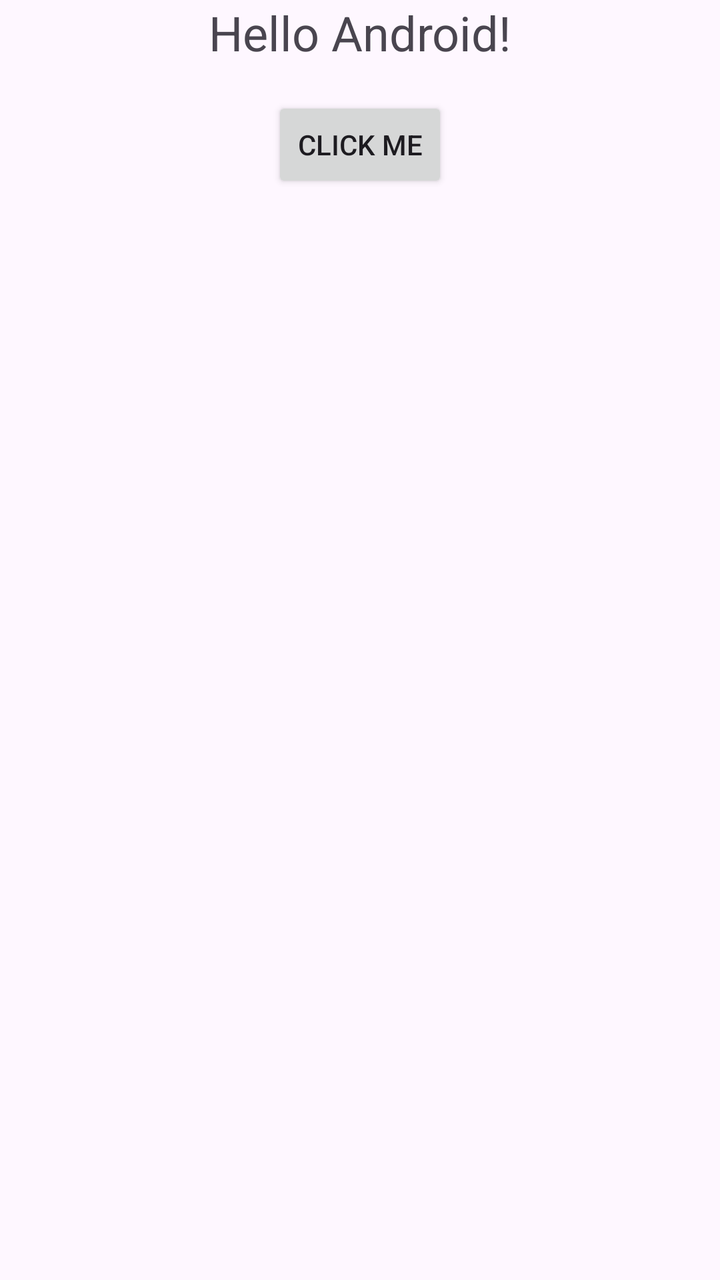
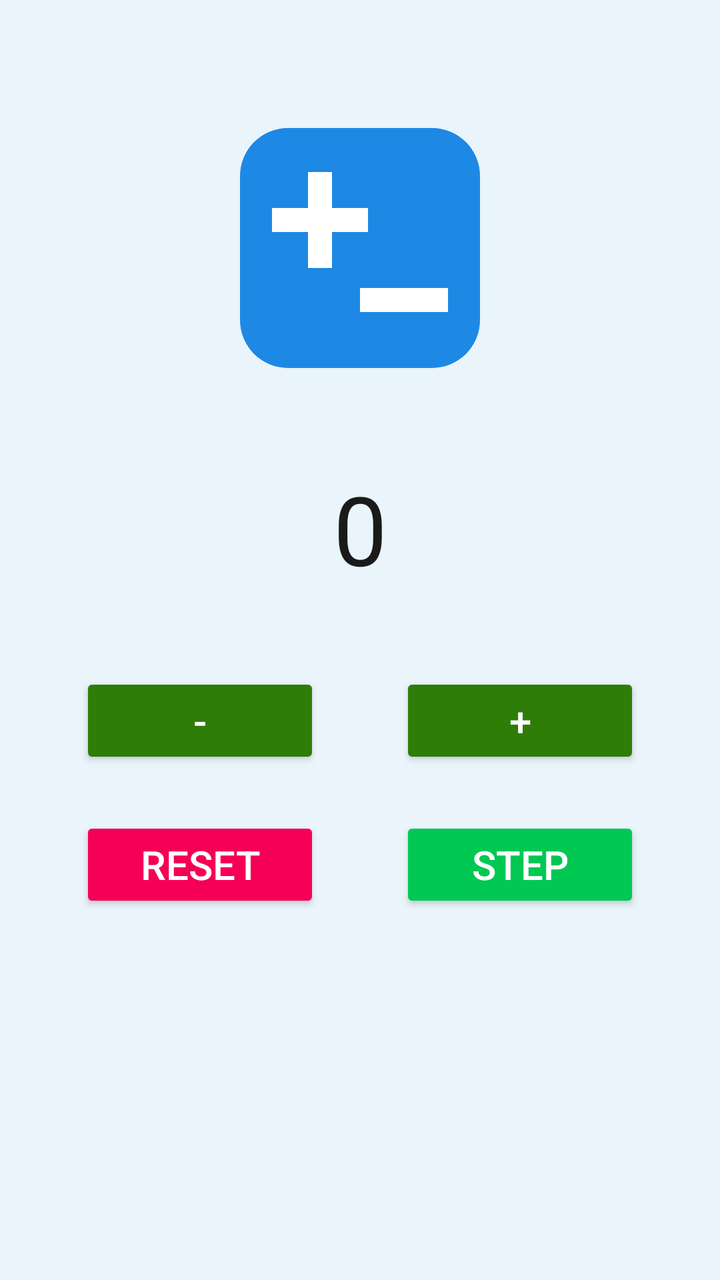

Before-and-after screenshots of an Android layout around one commit, followed by the original layout XML and the change that was made.
<!-- AndroidManifest.xml: application theme Theme.Lab1HelloAndroid -->
<!-- res/layout/activity_main.xml -->
<?xml version="1.0" encoding="utf-8"?>
<androidx.constraintlayout.widget.ConstraintLayout
    xmlns:android="http://schemas.android.com/apk/res/android"
    xmlns:app="http://schemas.android.com/apk/res-auto"
    android:layout_width="match_parent"
    android:layout_height="match_parent">

    <TextView
        android:id="@+id/textViewMessage"
        android:layout_width="wrap_content"
        android:layout_height="wrap_content"
        android:text="Hello Android!"
        android:textSize="24sp"
        app:layout_constraintBottom_toTopOf="@+id/buttonChangeText"
        app:layout_constraintEnd_toEndOf="parent"
        app:layout_constraintStart_toStartOf="parent"
        app:layout_constraintTop_toTopOf="parent" />

    <Button
        android:id="@+id/buttonChangeText"
        android:layout_width="wrap_content"
        android:layout_height="wrap_content"
        android:layout_marginTop="16dp"
        android:text="Click Me"
        app:layout_constraintEnd_toEndOf="parent"
        app:layout_constraintStart_toStartOf="parent"
        app:layout_constraintTop_toBottomOf="@id/textViewMessage" />

</androidx.constraintlayout.widget.ConstraintLayout>
<!-- resources referenced by this layout -->
<resources>
  <style name="Theme.Lab1HelloAndroid" parent="Base.Theme.Lab1HelloAndroid" />
  <style name="Base.Theme.Lab1HelloAndroid" parent="Theme.Material3.DayNight.NoActionBar">
          
          
      </style>
</resources>

<!-- the commit's change to res/layout/activity_main.xml (unified diff, before → after) -->
@@ -3,27 +3,82 @@
     xmlns:android="http://schemas.android.com/apk/res/android"
     xmlns:app="http://schemas.android.com/apk/res-auto"
     android:layout_width="match_parent"
-    android:layout_height="match_parent">
+    android:layout_height="match_parent"
+    android:background="@color/background">
 
-    <TextView
-        android:id="@+id/textViewMessage"
-        android:layout_width="wrap_content"
-        android:layout_height="wrap_content"
-        android:text="Hello Android!"
-        android:textSize="24sp"
-        app:layout_constraintBottom_toTopOf="@+id/buttonChangeText"
+    <ImageView
+        android:id="@+id/imageViewLogo"
+        android:layout_width="120dp"
+        android:layout_height="120dp"
+        android:layout_marginTop="64dp"
+        android:contentDescription="@string/logo_description"
+        android:src="@drawable/app_logo"
         app:layout_constraintEnd_toEndOf="parent"
         app:layout_constraintStart_toStartOf="parent"
         app:layout_constraintTop_toTopOf="parent" />
 
-    <Button
-        android:id="@+id/buttonChangeText"
+    <TextView
+        android:id="@+id/textViewOutput"
         android:layout_width="wrap_content"
         android:layout_height="wrap_content"
-        android:layout_marginTop="16dp"
-        android:text="Click Me"
+        android:layout_marginTop="48dp"
+        android:text="0"
+        android:textColor="@color/output_text"
+        android:textSize="48sp"
         app:layout_constraintEnd_toEndOf="parent"
         app:layout_constraintStart_toStartOf="parent"
-        app:layout_constraintTop_toBottomOf="@id/textViewMessage" />
+        app:layout_constraintTop_toBottomOf="@id/imageViewLogo" />
+
+    <Button
+        android:id="@+id/buttonSubtract"
+        android:layout_width="120dp"
+        android:layout_height="wrap_content"
+        android:layout_marginTop="40dp"
+        android:backgroundTint="@color/button_add_subtract"
+        android:text="@string/subtract"
+        android:textColor="@color/white"
+        android:textSize="20sp"
+        app:layout_constraintEnd_toStartOf="@id/buttonAdd"
+        app:layout_constraintHorizontal_chainStyle="spread"
+        app:layout_constraintStart_toStartOf="parent"
+        app:layout_constraintTop_toBottomOf="@id/textViewOutput" />
+
+    <Button
+        android:id="@+id/buttonAdd"
+        android:layout_width="120dp"
+        android:layout_height="wrap_content"
+        android:backgroundTint="@color/button_add_subtract"
+        android:text="@string/add"
+        android:textColor="@color/white"
+        android:textSize="20sp"
+        app:layout_constraintBaseline_toBaselineOf="@id/buttonSubtract"
+        app:layout_constraintEnd_toEndOf="parent"
+        app:layout_constraintStart_toEndOf="@id/buttonSubtract" />
+
+    <Button
+        android:id="@+id/buttonReset"
+        android:layout_width="120dp"
+        android:layout_height="wrap_content"
+        android:layout_marginTop="24dp"
+        android:backgroundTint="@color/button_reset"
+        android:text="@string/reset"
+        android:textColor="@color/white"
+        android:textSize="20sp"
+        app:layout_constraintEnd_toStartOf="@id/buttonStep"
+        app:layout_constraintHorizontal_chainStyle="spread"
+        app:layout_constraintStart_toStartOf="parent"
+        app:layout_constraintTop_toBottomOf="@id/buttonSubtract" />
+
+    <Button
+        android:id="@+id/buttonStep"
+        android:layout_width="120dp"
+        android:layout_height="wrap_content"
+        android:backgroundTint="@color/button_step"
+        android:text="@string/step"
+        android:textColor="@color/white"
+        android:textSize="20sp"
+        app:layout_constraintBaseline_toBaselineOf="@id/buttonReset"
+        app:layout_constraintEnd_toEndOf="parent"
+        app:layout_constraintStart_toEndOf="@id/buttonReset" />
 
 </androidx.constraintlayout.widget.ConstraintLayout>
<!-- resource entries referenced after the edit -->
@@ -1,6 +1,37 @@
 <!-- resources referenced by this layout -->
 <resources>
+  <color name="background">#FFEAF4FB</color>
+  <color name="button_add_subtract">#FF2E7D07</color>
+  <color name="button_reset">#FFF50057</color>
+  <color name="button_step">#FF00C853</color>
+  <color name="output_text">#FF1A1A1A</color>
+  <color name="white">#FFFFFFFF</color>
+  <!-- drawable app_logo (drawable) -->
+  <?xml version="1.0" encoding="utf-8"?>
+  <vector xmlns:android="http://schemas.android.com/apk/res/android"
+      android:width="120dp"
+      android:height="120dp"
+      android:viewportWidth="120"
+      android:viewportHeight="120">
+      <path
+          android:fillColor="@color/logo_tile"
+          android:pathData="M24,0h72a24,24 0,0 1,24 24v72a24,24 0,0 1,-24 24h-72a24,24 0,0 1,-24 -24v-72a24,24 0,0 1,24 -24z" />
+      
+      <path
+          android:fillColor="@color/white"
+          android:pathData="M34,22h12v18h18v12h-18v18h-12v-18h-18v-12h18z" />
+      
+      <path
+          android:fillColor="@color/white"
+          android:pathData="M60,80h44v12h-44z" />
+  </vector>
+  <string name="add">+</string>
+  <string name="logo_description">App logo</string>
+  <string name="reset">Reset</string>
+  <string name="step">Step</string>
+  <string name="subtract">-</string>
   <style name="Theme.Lab1HelloAndroid" parent="Base.Theme.Lab1HelloAndroid" />
+  <color name="logo_tile">#FF1E88E5</color>
   <style name="Base.Theme.Lab1HelloAndroid" parent="Theme.Material3.DayNight.NoActionBar">
           
           
